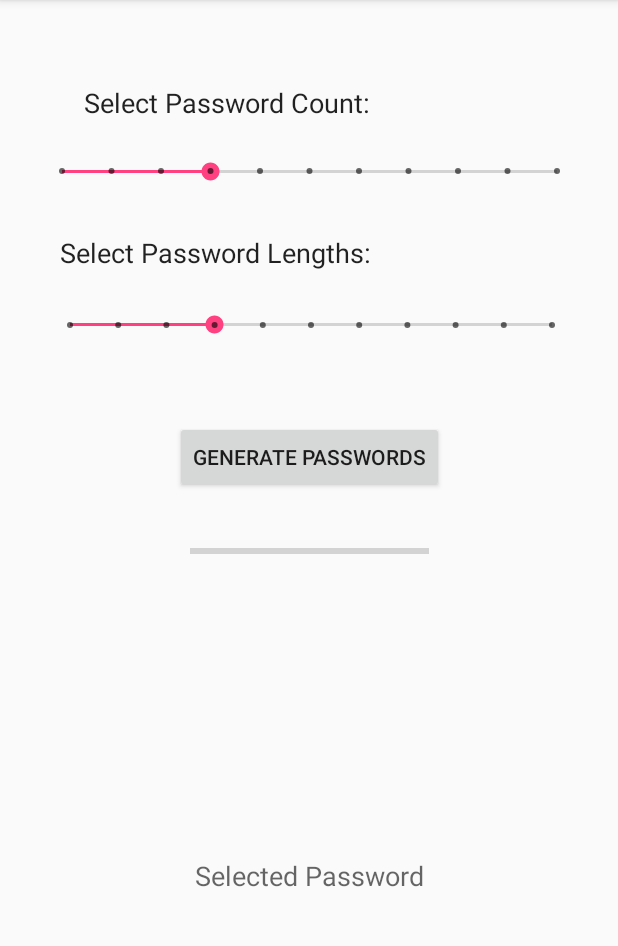
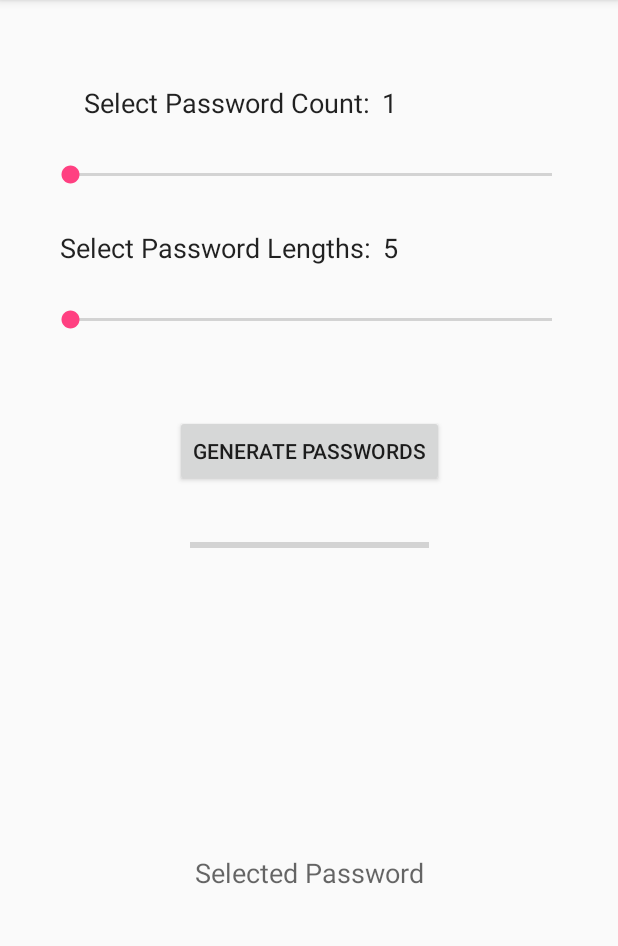
Before and after one commit to a-kennedy-develops/Password-Generator, an Android app: the screen it shows after launch (MainActivity), on a phone screen of 412 x 824 dp, the part 84-1030 px from its top. Run offline under Robolectric (Android 15) with nearby library versions, the phone set to English and light mode, and no system bars.

Commit message:
Set the necessary fields and listeners for the UI components in the MainActivity. AsyncTask functionality has been added in a separate class. SeekBar limits have been added.                                                                                                          Next commit should focus on completing ProgressUpdates for the ProgressBar.

```diff
--- a/app/build.gradle
+++ b/app/build.gradle
@@ -16,10 +16,12 @@ android {
             proguardFiles getDefaultProguardFile('proguard-android.txt'), 'proguard-rules.pro'
         }
     }
+    productFlavors {
+    }
 }
 
 dependencies {
-    implementation fileTree(dir: 'libs', include: ['*.jar'])
+    implementation fileTree(include: ['*.jar'], dir: 'libs')
     implementation 'com.android.support:appcompat-v7:27.1.1'
     implementation 'com.android.support.constraint:constraint-layout:1.1.2'
     testImplementation 'junit:junit:4.12'
--- a/app/src/main/java/com/example/alexk/passwordgenerator/MainActivity.java
+++ b/app/src/main/java/com/example/alexk/passwordgenerator/MainActivity.java
@@ -1,13 +1,91 @@
 package com.example.alexk.passwordgenerator;
 
+import android.content.DialogInterface;
+import android.support.v7.app.AlertDialog;
 import android.support.v7.app.AppCompatActivity;
 import android.os.Bundle;
+import android.util.Log;
+import android.view.View;
+import android.widget.Button;
+import android.widget.ProgressBar;
+import android.widget.SeekBar;
+import android.widget.TextView;
 
-public class MainActivity extends AppCompatActivity {
+import java.util.ArrayList;
+import java.util.Collections;
+
+public class MainActivity extends AppCompatActivity implements DoAsyncTask.IResult {
+
+    ArrayList<String> passwordList = new ArrayList<>();
+//    TextView passwordResult;
 
     @Override
-    protected void onCreate(Bundle savedInstanceState) {
+    protected void onCreate(Bundle savedInstanceState)  {
         super.onCreate(savedInstanceState);
         setContentView(R.layout.activity_main);
+
+        // Declaring necessary fields for UI components
+        final TextView passwordCount = findViewById(R.id.textView_pwCountResult);
+        final TextView passwordLength = findViewById(R.id.textView_pwLengthsResult);
+
+        SeekBar seekBarCount = findViewById(R.id.seekBar_count);
+        SeekBar seekBarLength = findViewById(R.id.seekBar_length);
+        Button buttonGenerate = findViewById(R.id.button_generate);
+        ProgressBar progressBar = findViewById(R.id.progressBar_horizontal);
+
+        passwordCount.setText(String.valueOf(seekBarCount.getProgress() + 1)); // Setting initial text here.
+                                                                               // The addition creates a minimum password count selectable.
+        passwordLength.setText(String.valueOf(seekBarLength.getProgress() + 5)); // ^^^
+
+        seekBarCount.setOnSeekBarChangeListener(new SeekBar.OnSeekBarChangeListener() {
+            @Override
+            public void onProgressChanged(SeekBar seekBar, int progress, boolean fromUser) {
+                passwordCount.setText(String.valueOf(progress + 1));
+            }
+            @Override
+            public void onStartTrackingTouch(SeekBar seekBar) {}
+            @Override
+            public void onStopTrackingTouch(SeekBar seekBar) {}
+        });
+
+        seekBarLength.setOnSeekBarChangeListener(new SeekBar.OnSeekBarChangeListener() {
+            @Override
+            public void onProgressChanged(SeekBar seekBar, int progress, boolean fromUser) {
+                passwordLength.setText(String.valueOf(progress + 5));
+            }
+            @Override
+            public void onStartTrackingTouch(SeekBar seekBar) {}
+            @Override
+            public void onStopTrackingTouch(SeekBar seekBar) {}
+        });
+
+        buttonGenerate.setOnClickListener(new View.OnClickListener() {
+            @Override
+            public void onClick(View v) {
+                DoAsyncTask doAsyncTask = new DoAsyncTask(MainActivity.this); // Creating AsyncTask instance
+                doAsyncTask.execute(Integer.parseInt(passwordCount.getText().toString()), // Parsing string values from TextViews as Integer
+                        Integer.parseInt(passwordLength.getText().toString())); // Executing Async Task
+            }
+        });
+    }
+
+    @Override
+    public void handleData(final ArrayList<String> newPasswordList) {
+        final String [] passwordResultStrings = new String[newPasswordList.size()];
+        for (int i = 0; i < passwordResultStrings.length; i++) {
+            passwordResultStrings[i] = newPasswordList.get(i);
+        }
+        final TextView passwordResult = findViewById(R.id.textView_result);
+        AlertDialog.Builder builder = new AlertDialog.Builder(this);
+        builder.setTitle("Passwords: Select one")
+                .setItems(passwordResultStrings, new DialogInterface.OnClickListener() {
+            @Override
+            public void onClick(DialogInterface dialog, int which) {
+                passwordResult.setText(passwordResultStrings[which]);
+            }
+        }).setCancelable(false);
+
+        AlertDialog alertDialog = builder.create();
+        alertDialog.show();
     }
 }
--- a/app/src/main/res/layout/activity_main.xml
+++ b/app/src/main/res/layout/activity_main.xml
@@ -34,26 +34,12 @@
         app:layout_constraintStart_toEndOf="@+id/textView_pwCountHead"
         app:layout_constraintTop_toTopOf="parent" />
 
-    <SeekBar
-        android:id="@+id/seekBar_count"
-        style="@style/Widget.AppCompat.SeekBar.Discrete"
-        android:layout_width="362dp"
-        android:layout_height="27dp"
-        android:layout_marginEnd="8dp"
-        android:layout_marginStart="8dp"
-        android:layout_marginTop="20dp"
-        android:max="10"
-        android:progress="3"
-        app:layout_constraintEnd_toEndOf="parent"
-        app:layout_constraintStart_toStartOf="parent"
-        app:layout_constraintTop_toBottomOf="@+id/textView_pwCountResult" />
-
     <TextView
         android:id="@+id/textView_pwLengthHead"
         android:layout_width="wrap_content"
         android:layout_height="wrap_content"
         android:layout_marginStart="40dp"
-        android:layout_marginTop="28dp"
+        android:layout_marginTop="20dp"
         android:fontFamily="sans-serif"
         android:text="Select Password Lengths:"
         android:textAppearance="@style/TextAppearance.AppCompat.Body2"
@@ -67,7 +53,7 @@
         android:layout_height="wrap_content"
         android:layout_marginEnd="8dp"
         android:layout_marginStart="8dp"
-        android:layout_marginTop="28dp"
+        android:layout_marginTop="20dp"
         android:fontFamily="sans-serif"
         android:textAppearance="@style/TextAppearance.AppCompat.Body2"
         android:textSize="18sp"
@@ -76,23 +62,8 @@
         app:layout_constraintStart_toEndOf="@+id/textView_pwLengthHead"
         app:layout_constraintTop_toBottomOf="@+id/seekBar_count" />
 
-    <SeekBar
-        android:id="@+id/seekBar_length"
-        style="@style/Widget.AppCompat.SeekBar.Discrete"
-        android:layout_width="353dp"
-        android:layout_height="32dp"
-        android:layout_marginEnd="8dp"
-        android:layout_marginStart="8dp"
-        android:layout_marginTop="20dp"
-        android:max="10"
-        android:progress="3"
-        app:layout_constraintEnd_toEndOf="parent"
-        app:layout_constraintHorizontal_bias="0.533"
-        app:layout_constraintStart_toStartOf="parent"
-        app:layout_constraintTop_toBottomOf="@+id/textView_pwLengthsResult" />
-
     <Button
-        android:id="@+id/button_generare"
+        android:id="@+id/button_generate"
         android:layout_width="wrap_content"
         android:layout_height="wrap_content"
         android:layout_marginEnd="8dp"
@@ -113,6 +84,7 @@
         android:layout_marginTop="8dp"
         android:fontFamily="sans-serif"
         android:hint="@string/selectedPassword"
+        android:textAlignment="center"
         android:textAppearance="@style/TextAppearance.AppCompat.Body2"
         android:textSize="18sp"
         app:layout_constraintBottom_toBottomOf="parent"
@@ -133,6 +105,32 @@
         app:layout_constraintEnd_toEndOf="parent"
         app:layout_constraintHorizontal_bias="0.502"
         app:layout_constraintStart_toStartOf="parent"
-        app:layout_constraintTop_toBottomOf="@+id/button_generare" />
+        app:layout_constraintTop_toBottomOf="@+id/button_generate" />
+
+    <SeekBar
+        android:id="@+id/seekBar_count"
+        android:layout_width="353dp"
+        android:layout_height="32dp"
+        android:layout_marginEnd="8dp"
+        android:layout_marginStart="8dp"
+        android:layout_marginTop="20dp"
+        android:max="7"
+        app:layout_constraintEnd_toEndOf="parent"
+        app:layout_constraintHorizontal_bias="0.533"
+        app:layout_constraintStart_toStartOf="parent"
+        app:layout_constraintTop_toBottomOf="@+id/textView_pwCountResult" />
+
+    <SeekBar
+        android:id="@+id/seekBar_length"
+        android:layout_width="353dp"
+        android:layout_height="31dp"
+        android:layout_marginEnd="8dp"
+        android:layout_marginStart="8dp"
+        android:layout_marginTop="20dp"
+        android:max="10"
+        app:layout_constraintEnd_toEndOf="parent"
+        app:layout_constraintHorizontal_bias="0.533"
+        app:layout_constraintStart_toStartOf="parent"
+        app:layout_constraintTop_toBottomOf="@+id/textView_pwLengthsResult" />
 
 </android.support.constraint.ConstraintLayout>
```
